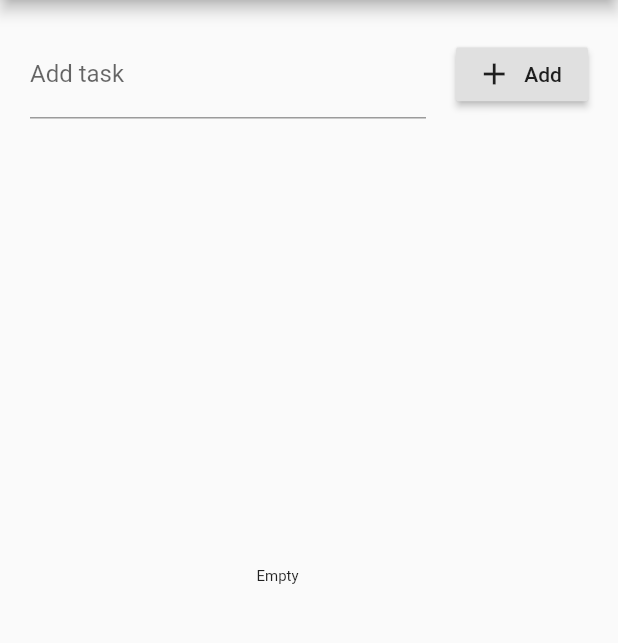
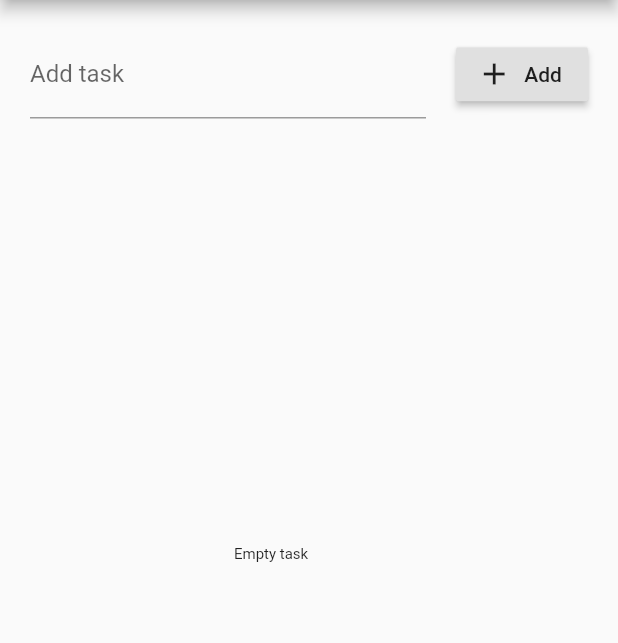
Before and after one commit to fuwhis/duty-app, a Flutter app: the screen it shows after launch, on a phone screen of 412 x 824 dp, the part 84-727 px from its top. Run offline on Flutter 3.47's test engine with Material 2 defaults, Android fonts, the phone set to English and light mode, and no system bars.

Commit message:
change display

```diff
--- a/lib/todo/todo_list.dart
+++ b/lib/todo/todo_list.dart
@@ -44,10 +44,10 @@ class _TodoListState extends State<TodoList> {
             case ConnectionState.waiting:
               return Center(
                 child: Container(
-                  width: 70,
-                  height: 70,
+                  width: 100,
+                  height: 100,
                   child: Text(
-                    'Empty',
+                    'Empty task',
                     style: TextStyle(fontSize: 10),
                   ),
                 ),
```
